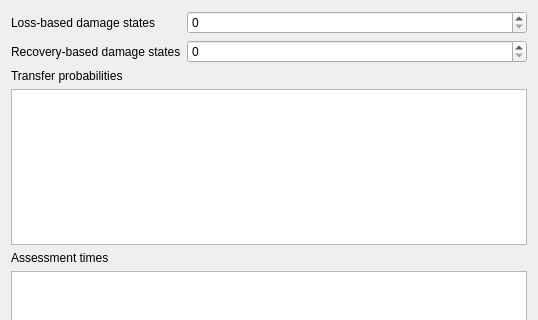
Qt form svir/ui/ui_recovery_settings.ui (gem/oq-irmt-qgis) before a commit; both pictures show x 0 to 538 and y 0 to 320 of the 538 by 800 pixel window.
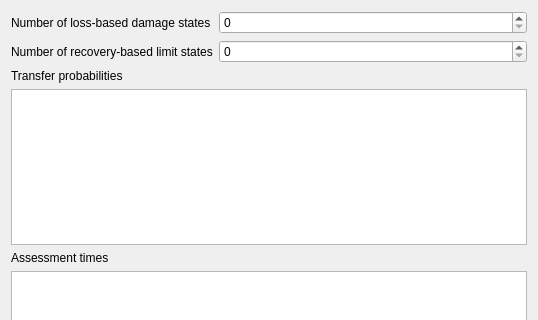
The same form after that commit.

Commit message: Enable scrolling in dock window; add tooltips to recovery modeling items

Patch:
```diff
--- a/svir/ui/ui_recovery_settings.ui
+++ b/svir/ui/ui_recovery_settings.ui
@@ -19,14 +19,14 @@
      <item row="0" column="0">
       <widget class="QLabel" name="label">
        <property name="text">
-        <string>Loss-based damage states</string>
+        <string>Number of loss-based damage states</string>
        </property>
       </widget>
      </item>
      <item row="1" column="0">
       <widget class="QLabel" name="label_2">
        <property name="text">
-        <string>Recovery-based damage states</string>
+        <string>Number of recovery-based limit states</string>
        </property>
       </widget>
      </item>
```
Left out of the diff: 72 changed lines with no effect on the pictures. The commit also changes 4 other files.
